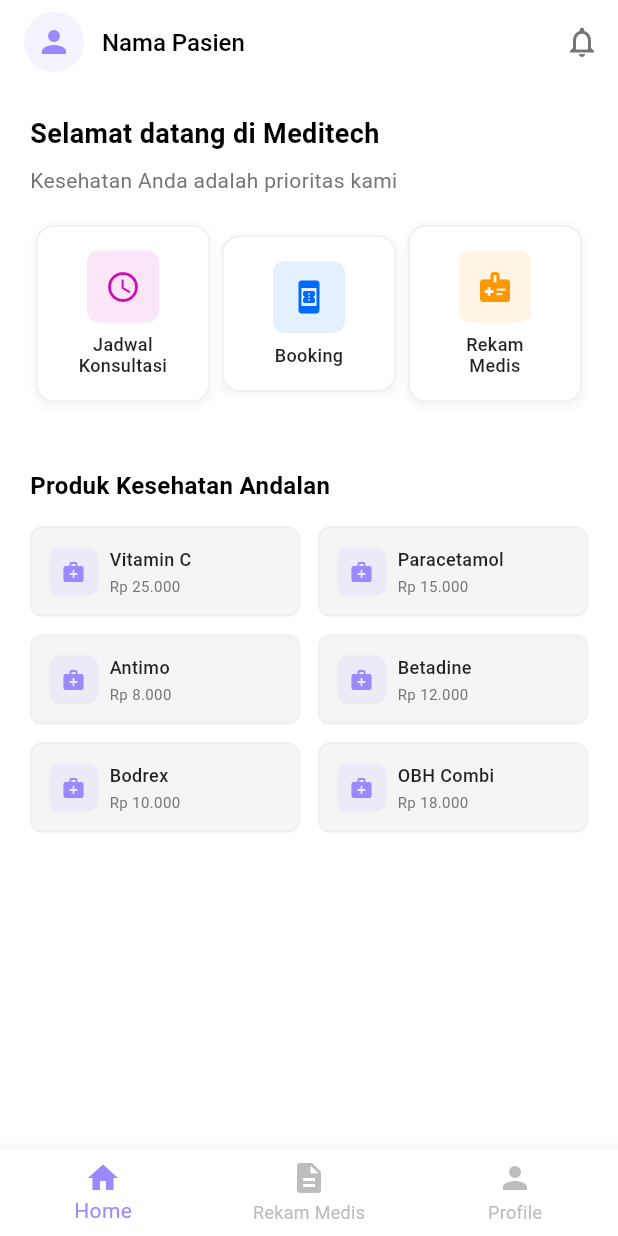
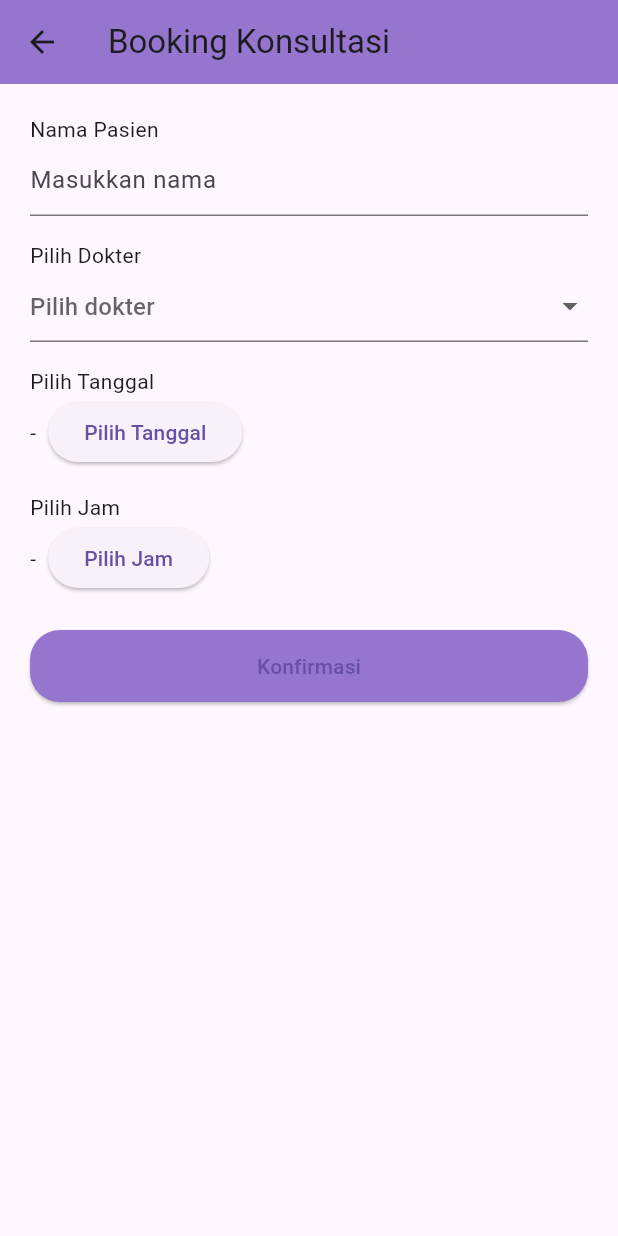
Before and after one commit to Ilham88yaa/meditech_mobile, a Flutter app: the HomeScreen screen opened by its route, after a tap on "Booking", on a phone screen of 412 x 824 dp. Run offline on Flutter 3.47's test engine with Material 3 defaults, Android fonts, the light colour scheme and no system bars.

Commit message:
update fitur booking dan rekam medis

```diff
--- a/lib/main.dart
+++ b/lib/main.dart
@@ -4,6 +4,7 @@ import 'screens/splash_screen.dart';
 import 'screens/register_screen.dart';
 import 'screens/login_screen.dart';
 import 'screens/home_screen.dart';
+import 'screens/rekam_medis_screen.dart';
 
 void main() {
   runApp(MeditechApp());
@@ -26,6 +27,7 @@ class MeditechApp extends StatelessWidget {
         '/register': (context) => RegisterScreen(),
         '/login': (context) => LoginScreen(),
         '/home': (context) => HomeScreen(),
+        '/medical-history': (context) => const RekamMedisScreen(),
       },
     );
   }
--- /dev/null
+++ b/lib/screens/booking_screen.dart
@@ -0,0 +1,205 @@
+import 'package:flutter/material.dart';
+import 'package:http/http.dart' as http;
+import 'dart:convert';
+import 'riwayat_booking_screen.dart';
+
+class BookingScreen extends StatefulWidget {
+  const BookingScreen({super.key});
+
+  @override
+  State<BookingScreen> createState() => _BookingScreenState();
+}
+
+class _BookingScreenState extends State<BookingScreen> {
+  final TextEditingController _namaPasienController = TextEditingController();
+  String? _selectedDokter;
+  DateTime? _selectedDate;
+  TimeOfDay? _selectedTime;
+
+  final List<String> _dokterList = [
+    'Dokter Umum - dr. Indah',
+    'Spesialis Kulit - dr. Rina',
+    'Spesialis Gigi - drg. Budi',
+  ];
+
+  final List<String> _bookingHistory = [];
+
+  Future<void> _selectDate() async {
+    final DateTime? picked = await showDatePicker(
+      context: context,
+      initialDate: DateTime.now(),
+      firstDate: DateTime.now(),
+      lastDate: DateTime(2101),
+    );
+    if (picked != null) {
+      setState(() {
+        _selectedDate = picked;
+      });
+    }
+  }
+
+  Future<void> _selectTime() async {
+    final TimeOfDay? picked = await showTimePicker(
+      context: context,
+      initialTime: TimeOfDay.now(),
+    );
+    if (picked != null) {
+      setState(() {
+        _selectedTime = picked;
+      });
+    }
+  }
+
+  Future<void> _konfirmasiBooking() async {
+    if (_namaPasienController.text.isEmpty ||
+        _selectedDokter == null ||
+        _selectedDate == null ||
+        _selectedTime == null) {
+      ScaffoldMessenger.of(context).showSnackBar(
+        const SnackBar(content: Text('Mohon lengkapi semua data.')),
+      );
+      return;
+    }
+
+    final String formattedDate =
+        '${_selectedDate!.year}-${_selectedDate!.month.toString().padLeft(2, '0')}-${_selectedDate!.day.toString().padLeft(2, '0')}';
+    final String formattedTime = _selectedTime!.format(context);
+
+    final Map<String, dynamic> dataBooking = {
+      'nama': _namaPasienController.text,
+      'dokter': _selectedDokter,
+      'tanggal': formattedDate,
+      'jam': formattedTime,
+    };
+
+    try {
+      final response = await http.post(
+        Uri.parse(
+          'http://10.0.2.2:3000/booking',
+        ), // Ganti IP jika tidak pakai emulator
+        headers: {'Content-Type': 'application/json'},
+        body: jsonEncode(dataBooking),
+      );
+
+      if (response.statusCode == 200) {
+        final bookingInfo =
+            '${_namaPasienController.text} - $_selectedDokter pada $formattedDate jam $formattedTime';
+
+        setState(() {
+          _bookingHistory.add(bookingInfo);
+        });
+
+        ScaffoldMessenger.of(context).showSnackBar(
+          SnackBar(content: Text('Booking berhasil: $bookingInfo')),
+        );
+
+        Future.delayed(const Duration(milliseconds: 500), () {
+          Navigator.push(
+            context,
+            MaterialPageRoute(
+              builder:
+                  (context) => RiwayatBookingScreen(
+                    bookingList: List<String>.from(_bookingHistory),
+                  ),
+            ),
+          );
+        });
+      } else {
+        ScaffoldMessenger.of(context).showSnackBar(
+          const SnackBar(content: Text('Gagal mengirim booking ke server.')),
+        );
+      }
+    } catch (e) {
+      print('Error: $e');
+      ScaffoldMessenger.of(context).showSnackBar(
+        const SnackBar(
+          content: Text('Terjadi kesalahan saat mengirim booking.'),
+        ),
+      );
+    }
+  }
+
+  @override
+  Widget build(BuildContext context) {
+    return Scaffold(
+      appBar: AppBar(
+        title: const Text('Booking Konsultasi'),
+        backgroundColor: Colors.deepPurple[300],
+      ),
+      body: SingleChildScrollView(
+        padding: const EdgeInsets.all(20),
+        child: Column(
+          crossAxisAlignment: CrossAxisAlignment.start,
+          children: [
+            const Text('Nama Pasien'),
+            TextField(
+              controller: _namaPasienController,
+              decoration: const InputDecoration(hintText: 'Masukkan nama'),
+            ),
+            const SizedBox(height: 16),
+            const Text('Pilih Dokter'),
+            DropdownButtonFormField<String>(
+              value: _selectedDokter,
+              items:
+                  _dokterList
+                      .map(
+                        (dokter) => DropdownMenuItem(
+                          value: dokter,
+                          child: Text(dokter),
+                        ),
+                      )
+                      .toList(),
+              onChanged: (value) => setState(() => _selectedDokter = value),
+              decoration: const InputDecoration(hintText: 'Pilih dokter'),
+            ),
+            const SizedBox(height: 16),
+            const Text('Pilih Tanggal'),
+            Row(
+              children: [
+                Text(
+                  _selectedDate == null
+                      ? '-'
+                      : '${_selectedDate!.day}/${_selectedDate!.month}/${_selectedDate!.year}',
+                ),
+                const SizedBox(width: 8),
+                ElevatedButton(
+                  onPressed: _selectDate,
+                  child: const Text('Pilih Tanggal'),
+                ),
+              ],
+            ),
+            const SizedBox(height: 16),
+            const Text('Pilih Jam'),
+            Row(
+              children: [
+                Text(
+                  _selectedTime == null ? '-' : _selectedTime!.format(context),
+                ),
+                const SizedBox(width: 8),
+                ElevatedButton(
+                  onPressed: _selectTime,
+                  child: const Text('Pilih Jam'),
+                ),
+              ],
+            ),
+            const SizedBox(height: 24),
+            SizedBox(
+              width: double.infinity,
+              child: ElevatedButton(
+                onPressed: _konfirmasiBooking,
+                style: ElevatedButton.styleFrom(
+                  backgroundColor: Colors.deepPurple[300],
+                  shape: RoundedRectangleBorder(
+                    borderRadius: BorderRadius.circular(20),
+                  ),
+                  padding: const EdgeInsets.symmetric(vertical: 14),
+                ),
+                child: const Text('Konfirmasi'),
+              ),
+            ),
+          ],
+        ),
+      ),
+    );
+  }
+}
--- a/lib/screens/home_screen.dart
+++ b/lib/screens/home_screen.dart
@@ -1,5 +1,7 @@
-// screens/home_screen.dart
 import 'package:flutter/material.dart';
+import 'jadwal_konsultasi_screen.dart';
+import 'booking_screen.dart';
+import 'rekam_medis_screen.dart';
 
 class HomeScreen extends StatefulWidget {
   @override
@@ -14,14 +16,14 @@ class _HomeScreenState extends State<HomeScreen> {
     {
       'title': 'Jadwal\nKonsultasi',
       'icon': Icons.schedule,
-      'color': const Color.fromARGB(255, 211, 11, 181),
-      'route': '/consultation',
+      'color': Colors.blue,
+      'route': '/jadwal-konsultasi',
     },
     {
       'title': 'Booking',
       'icon': Icons.book_online,
-      'color': const Color.fromARGB(255, 0, 106, 255),
-      'route': '/consultation',
+      'color': Colors.green,
+      'route': '/booking',
     },
     {
       'title': 'Rekam\nMedis',
@@ -68,10 +70,7 @@ class _HomeScreenState extends State<HomeScreen> {
         children: [
           CircleAvatar(
             backgroundColor: Color(0xFF9C88FF).withOpacity(0.1),
-            child: Icon(
-              Icons.person,
-              color: Color(0xFF9C88FF),
-            ),
+            child: Icon(Icons.person, color: Color(0xFF9C88FF)),
           ),
           SizedBox(width: 12),
           Text(
@@ -86,13 +85,8 @@ class _HomeScreenState extends State<HomeScreen> {
       ),
       actions: [
         IconButton(
-          icon: Icon(
-            Icons.notifications_outlined,
-            color: Colors.grey[600],
-          ),
-          onPressed: () {
-            // Handle notification tap
-          },
+          icon: Icon(Icons.notifications_outlined, color: Colors.grey[600]),
+          onPressed: () {},
         ),
       ],
     );
@@ -115,10 +109,7 @@ class _HomeScreenState extends State<HomeScreen> {
           SizedBox(height: 8),
           Text(
             'Kesehatan Anda adalah prioritas kami',
-            style: TextStyle(
-              fontSize: 14,
-              color: Colors.grey[600],
-            ),
+            style: TextStyle(fontSize: 14, color: Colors.grey[600]),
           ),
         ],
       ),
@@ -130,7 +121,8 @@ class _HomeScreenState extends State<HomeScreen> {
       padding: EdgeInsets.symmetric(horizontal: 20),
       child: Row(
         mainAxisAlignment: MainAxisAlignment.spaceEvenly,
-        children: _menuItems.map((item) {
+        children:
+            _menuItems.map((item) {
               return Expanded(
                 child: Container(
                   margin: EdgeInsets.symmetric(horizontal: 4),
@@ -139,7 +131,19 @@ class _HomeScreenState extends State<HomeScreen> {
                     icon: item['icon'],
                     color: item['color'],
                     onTap: () {
-                  Navigator.pushNamed(context, item['route']);
+                      if (item['route'] == '/jadwal-konsultasi') {
+                        Navigator.of(
+                          context,
+                        ).push(_fadeSlideRoute(const JadwalKonsultasiScreen()));
+                      } else if (item['route'] == '/booking') {
+                        Navigator.of(
+                          context,
+                        ).push(_fadeSlideRoute(const BookingScreen()));
+                      } else if (item['route'] == '/medical-history') {
+                        Navigator.of(
+                          context,
+                        ).push(_fadeSlideRoute(const RekamMedisScreen()));
+                      }
                     },
                   ),
                 ),
@@ -149,13 +153,34 @@ class _HomeScreenState extends State<HomeScreen> {
     );
   }
 
+  PageRouteBuilder _fadeSlideRoute(Widget screen) {
+    return PageRouteBuilder(
+      transitionDuration: const Duration(milliseconds: 500),
+      pageBuilder: (context, animation, secondaryAnimation) => screen,
+      transitionsBuilder: (context, animation, secondaryAnimation, child) {
+        return FadeTransition(
+          opacity: animation,
+          child: SlideTransition(
+            position: Tween<Offset>(
+              begin: const Offset(1.0, 0.0),
+              end: Offset.zero,
+            ).animate(animation),
+            child: child,
+          ),
+        );
+      },
+    );
+  }
+
   Widget _buildMenuCard({
     required String title,
     required IconData icon,
     required Color color,
     required VoidCallback onTap,
   }) {
-    return GestureDetector(
+    return MouseRegion(
+      cursor: SystemMouseCursors.click,
+      child: GestureDetector(
         onTap: onTap,
         child: Container(
           padding: EdgeInsets.all(16),
@@ -181,11 +206,7 @@ class _HomeScreenState extends State<HomeScreen> {
                   color: color.withOpacity(0.1),
                   borderRadius: BorderRadius.circular(8),
                 ),
-              child: Icon(
-                icon,
-                color: color,
-                size: 24,
-              ),
+                child: Icon(icon, color: color, size: 24),
               ),
               SizedBox(height: 8),
               Text(
@@ -199,6 +220,7 @@ class _HomeScreenState extends State<HomeScreen> {
                 ),
               ),
             ],
+          ),
         ),
       ),
     );
@@ -243,10 +265,7 @@ class _HomeScreenState extends State<HomeScreen> {
     );
   }
 
-  Widget _buildProductCard({
-    required String name,
-    required String price,
-  }) {
+  Widget _buildProductCard({required String name, required String price}) {
     return Container(
       padding: EdgeInsets.all(12),
       decoration: BoxDecoration(
@@ -288,10 +307,7 @@ class _HomeScreenState extends State<HomeScreen> {
                 SizedBox(height: 2),
                 Text(
                   price,
-                  style: TextStyle(
-                    fontSize: 10,
-                    color: Colors.grey[600],
-                  ),
+                  style: TextStyle(fontSize: 10, color: Colors.grey[600]),
                 ),
               ],
             ),
@@ -309,10 +325,8 @@ class _HomeScreenState extends State<HomeScreen> {
           _currentIndex = index;
         });
 
-        // Handle navigation based on index
         switch (index) {
           case 0:
-            // Already on home
             break;
           case 1:
             Navigator.pushNamed(context, '/medical-history');
@@ -328,18 +342,12 @@ class _HomeScreenState extends State<HomeScreen> {
       unselectedItemColor: Colors.grey[400],
       elevation: 8,
       items: [
-        BottomNavigationBarItem(
-          icon: Icon(Icons.home),
-          label: 'Home',
-        ),
+        BottomNavigationBarItem(icon: Icon(Icons.home), label: 'Home'),
         BottomNavigationBarItem(
           icon: Icon(Icons.description),
           label: 'Rekam Medis',
         ),
-        BottomNavigationBarItem(
-          icon: Icon(Icons.person),
-          label: 'Profile',
-        ),
+        BottomNavigationBarItem(icon: Icon(Icons.person), label: 'Profile'),
       ],
     );
   }
--- /dev/null
+++ b/lib/screens/konsultasi_model.dart
@@ -0,0 +1,13 @@
+class Konsultasi {
+  final String dokter;
+  final String tanggal;
+  final String waktu;
+  final String spesialis;
+
+  const Konsultasi({
+    required this.dokter,
+    required this.tanggal,
+    required this.waktu,
+    required this.spesialis,
+  });
+}
```
Also changed, not shown: lib/screens/jadwal_konsultasi_card.dart (added, +33 -0 lines), lib/screens/jadwal_konsultasi_screen.dart (added, +46 -0 lines), lib/screens/rekam_medis_screen.dart (added, +77 -0 lines), lib/screens/riwayat_booking_screen.dart (added, +29 -0 lines), lib/screens/splash_screen.dart (+37 -68 lines). Lines whose indentation alone changed are shown as unchanged.
